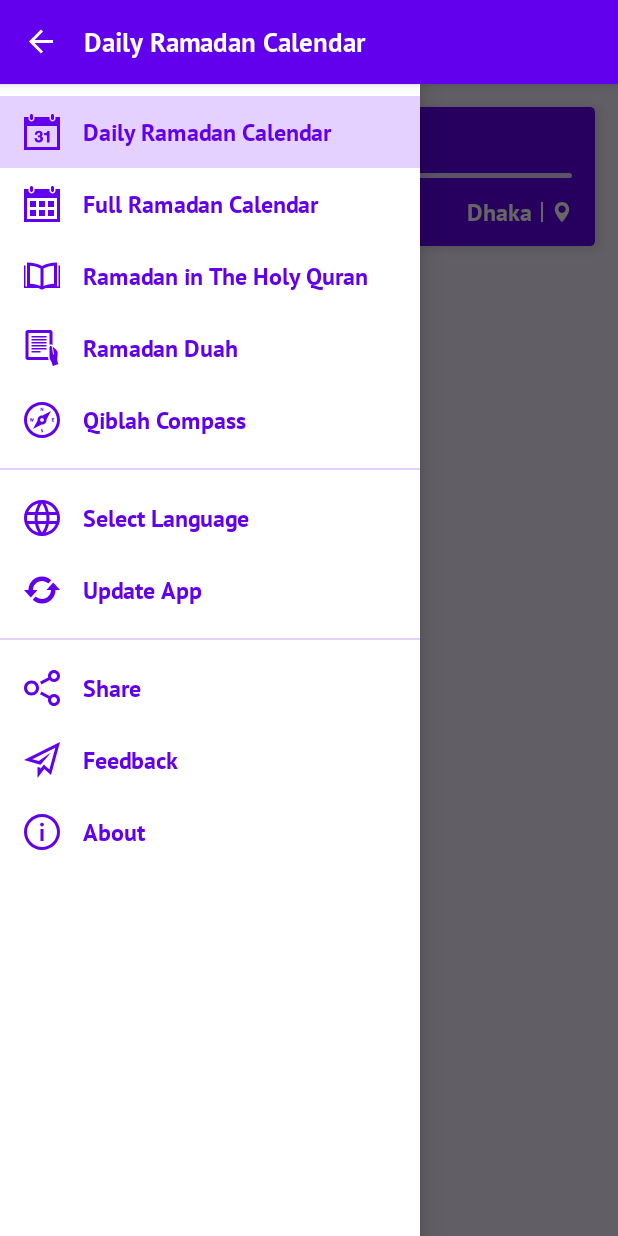
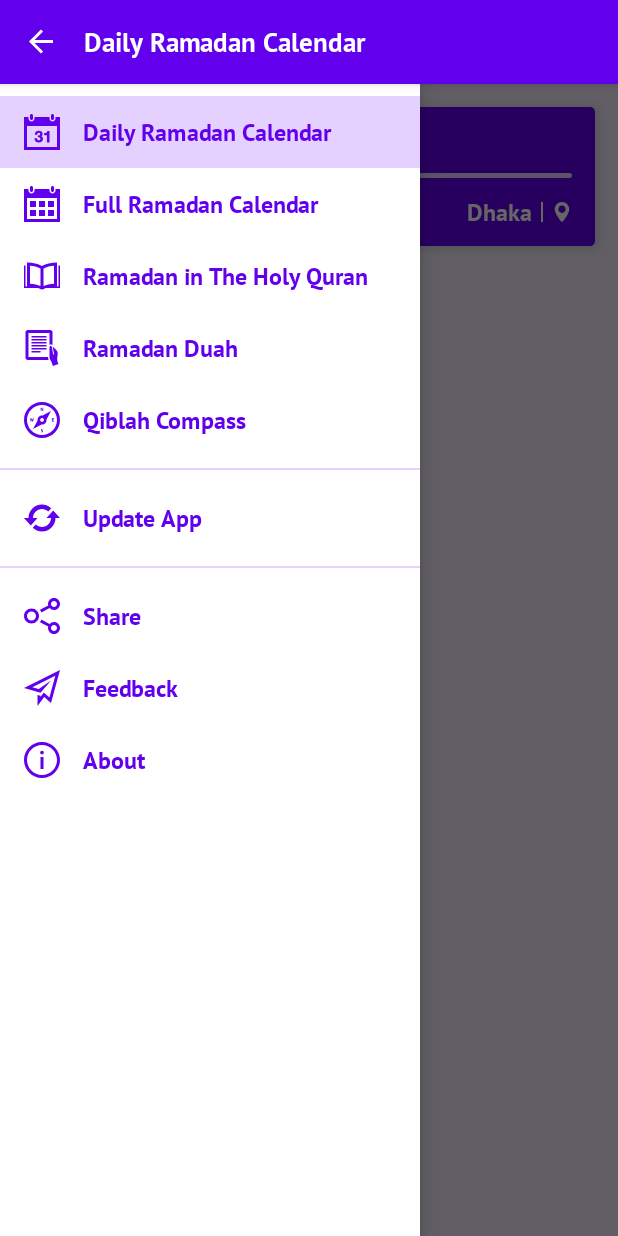
Before and after one commit to KhalidSaifullahFuad/RamadanCalendar, an Android app: the screen it shows after launch (RamadanActivity), with the side drawer open, on a phone screen of 412 x 824 dp. Run offline under Robolectric (Android 15) with nearby library versions, the phone set to English and light mode, and no system bars; libraries missing offline, so code that uses them is left out: ca.rmen.sunrisesunset, com.github.javiersantos.appupdater; 4 statements that could not run were skipped.

Commit message:
✔ Done some minor changes

```diff
--- a/app/src/main/AndroidManifest.xml
+++ b/app/src/main/AndroidManifest.xml
@@ -12,7 +12,8 @@
         android:roundIcon="@mipmap/ic_launcher"
         android:supportsRtl="true"
         android:theme="@style/AppTheme">
-        <receiver android:name=".widgets.RamadanCalendarWidget">
+        <receiver android:name=".widgets.RamadanCalendarWidget"
+            android:exported="true">
             <intent-filter>
                 <action android:name="android.appwidget.action.APPWIDGET_UPDATE" />
             </intent-filter>
@@ -23,7 +24,8 @@
         </receiver>
 
         <activity android:name=".activities.InfinitePageActivity" />
-        <activity android:name=".activities.RamadanActivity">
+        <activity android:name=".activities.RamadanActivity"
+            android:exported="true">
             <intent-filter>
                 <action android:name="android.intent.action.MAIN" />
 
--- a/app/src/main/java/com/fuad/ramadancalendar/fragments/DailyRamadanFragment.java
+++ b/app/src/main/java/com/fuad/ramadancalendar/fragments/DailyRamadanFragment.java
@@ -6,6 +6,7 @@ import android.os.Bundle;
 
 import androidx.annotation.NonNull;
 import androidx.annotation.Nullable;
+import androidx.cardview.widget.CardView;
 import androidx.fragment.app.Fragment;
 
 import android.text.Editable;
@@ -22,6 +23,7 @@ import android.widget.RadioButton;
 import android.widget.RadioGroup;
 import android.widget.ScrollView;
 import android.widget.TextView;
+import android.widget.Toast;
 
 import java.text.ParseException;
 import java.text.SimpleDateFormat;
@@ -38,22 +40,14 @@ import com.fuad.ramadancalendar.R;
 import com.fuad.ramadancalendar.constants.EnumData;
 import com.fuad.ramadancalendar.widgets.RamadanCalendarWidget;
 
-public class DailyRamadanFragment extends Fragment implements View.OnClickListener {
+public class DailyRamadanFragment extends Fragment {
 
-    private TextView tvRamadanNo, tvDate, tvDivision, tvSahr, tvFajr, tvSunrise, tvSunset, tvMagrib, tvItmam, errorMsg;
+    private TextView tvRamadanNo, tvDate, tvDivision, tvSahr, tvFajr, tvSunrise, tvSunset, tvMagrib, tvItmam, btnTxt, errorMsg;
     private View divider;
     private LinearLayout dateLayout, locationLayout;
     private ProgressBar progressBar;
     private ScrollView times;
-
-//    @Override
-//    public void onAttach(@NonNull Context context) {
-//        super.onAttach(context);
-//        String locale = getFromSharedPref("locale", context);
-//        if (locale.isEmpty()) locale = "en";
-//        setLocale(context, locale);
-//
-//    }
+    private CardView fullCalendar;
 
     @Override
     public View onCreateView(LayoutInflater inflater, ViewGroup container, Bundle savedInstanceState) {
@@ -63,6 +57,8 @@ public class DailyRamadanFragment extends Fragment implements View.OnClickListen
     @Override
     public void onViewCreated(@NonNull View view, @Nullable Bundle savedInstanceState) {
         super.onViewCreated(view, savedInstanceState);
+
+        Log.d("LOCALE", "onViewCreated: "+Locale.getDefault().toString());
 
         tvRamadanNo = view.findViewById(R.id.ramadan_no);
         divider = view.findViewById(R.id.divider);
@@ -79,19 +75,18 @@ public class DailyRamadanFragment extends Fragment implements View.OnClickListen
         locationLayout = view.findViewById(R.id.location_layout);
         progressBar = view.findViewById(R.id.progress_bar);
         errorMsg = view.findViewById(R.id.error_msg);
-//        btnTxt = view.findViewById(R.id.btn_text);
+        fullCalendar = view.findViewById(R.id.full_calendar);
+        btnTxt = view.findViewById(R.id.btn_text);
 
         progressBar.setVisibility(View.VISIBLE);
         times.setVisibility(View.GONE);
 
         tvDate.addTextChangedListener(new TextWatcher() {
             @Override
-            public void beforeTextChanged(CharSequence s, int start, int count, int after) {
-            }
+            public void beforeTextChanged(CharSequence s, int start, int count, int after) { }
 
             @Override
-            public void onTextChanged(CharSequence s, int start, int before, int count) {
-            }
+            public void onTextChanged(CharSequence s, int start, int before, int count) { }
 
             @Override
             public void afterTextChanged(Editable s) {
@@ -109,8 +104,9 @@ public class DailyRamadanFragment extends Fragment implements View.OnClickListen
 
         tvDate.setText(dateFormat.format(new Date()));
 
-        dateLayout.setOnClickListener(this);
-        locationLayout.setOnClickListener(this);
+        dateLayout.setOnClickListener(v -> changeDate());
+        locationLayout.setOnClickListener(v -> divisionDialog());
+        fullCalendar.setOnClickListener(v -> switchFragment(new RamadanCalendarFragment()));
 
 
         getTimes();
@@ -125,12 +121,9 @@ public class DailyRamadanFragment extends Fragment implements View.OnClickListen
             e.printStackTrace();
         }
         DatePickerDialog datePickerDialog = new DatePickerDialog(
-                getContext(), new DatePickerDialog.OnDateSetListener() {
-            @Override
-            public void onDateSet(DatePicker view, int year, int month, int day) {
+                getContext(), (view, year, month, day) -> {
                     Date d = new Date(year - 1900, month, day);
                     tvDate.setText(dateFormat.format(d));
-            }
                 }, date.getYear() + 1900, date.getMonth(), date.getDate());
         datePickerDialog.show();
     }
@@ -200,17 +193,9 @@ public class DailyRamadanFragment extends Fragment implements View.OnClickListen
 
     public String getOrdinalNumber(int n) {
         String locale = Locale.getDefault().toString();
-        if (locale.equals("en")) {
+        if (locale.equals("bn"))
+            return (n < 7) ? new String[]{"ম", "য়", "য়", "র্থ", "ম", "ষ্ঠ"}[n] : (n <= 10) ? "ম" : "শ";
         return ((n % 10) < 4) ? new String[]{"th", "st", "nd", "rd"}[n % 10] : "th";
-        } else if (n == 1 || n == 5 || (n >= 7 && n <= 10)) {
-            return "ম";
-        } else if (n == 2 || n == 3) {
-            return "য়";
-        } else if (n == 4) {
-            return "র্থ";
-        } else {
-            return "তম";
-        }
     }
 
     public void divisionDialog() {
@@ -231,9 +216,7 @@ public class DailyRamadanFragment extends Fragment implements View.OnClickListen
 
         final RadioGroup radioGroup = dialog.findViewById(R.id.radio_group);
 
-        radioGroup.setOnCheckedChangeListener(new RadioGroup.OnCheckedChangeListener() {
-            @Override
-            public void onCheckedChanged(RadioGroup group, int checkedId) {
+        radioGroup.setOnCheckedChangeListener((group, checkedId) -> {
             RadioButton button = dialog.findViewById(checkedId);
             tvDivision.setText(button.getText().toString());
 
@@ -243,19 +226,21 @@ public class DailyRamadanFragment extends Fragment implements View.OnClickListen
             setInSharedPref("division_index", index + "", getContext());
             getTimes();
             dialog.dismiss();
-            }
         });
     }
 
-    @Override
-    public void onClick(View v) {
-        switch (v.getId()) {
-            case R.id.date_layout:
-                changeDate();
-                break;
-            case R.id.location_layout:
-                divisionDialog();
-                break;
+    public void switchFragment(Fragment fragment){
+        if (fragment != null) {
+            getFragmentManager().beginTransaction()
+                    .setCustomAnimations(
+                            R.anim.slide_up,  // enter
+                            R.anim.fade_out,  // exit
+                            R.anim.fade_in,   // popEnter
+                            R.anim.slide_down  // popExit
+                    )
+                    .replace(R.id.fragment_container, fragment)
+                    .addToBackStack(null)
+                    .commit();
         }
     }
 }
--- a/app/src/main/res/layout/fragment_daily_ramadan.xml
+++ b/app/src/main/res/layout/fragment_daily_ramadan.xml
@@ -48,20 +48,17 @@
                     android:layout_marginLeft="@dimen/margin"
                     android:layout_marginRight="@dimen/margin"
                     android:background="@drawable/divider_card_view"
-                    android:visibility="gone"/>
+                    android:visibility="gone" />
 
                 <RelativeLayout
                     android:layout_width="match_parent"
                     android:layout_height="wrap_content">
-                    <!--                android:paddingLeft="15dp"-->
-                    <!--                android:paddingTop="12dp"-->
-                    <!--                android:paddingRight="15dp"-->
-                    <!--                android:paddingBottom="12dp"-->
 
                     <LinearLayout
                         android:id="@+id/date_layout"
                         android:layout_width="wrap_content"
                         android:layout_height="wrap_content"
+                        android:layout_alignParentStart="true"
                         android:layout_alignParentLeft="true"
                         android:gravity="center_vertical"
                         android:orientation="horizontal"
@@ -246,8 +243,7 @@
                         </RelativeLayout>
                     </androidx.cardview.widget.CardView>
 
-                    <androidx.cardview.widget.CardView
-                        style="@style/TimeCardView">
+                    <androidx.cardview.widget.CardView style="@style/TimeCardView">
 
                         <RelativeLayout
                             android:layout_width="match_parent"
@@ -330,5 +326,30 @@
                 android:textSize="25sp"
                 android:visibility="gone" />
         </RelativeLayout>
+
+        <androidx.cardview.widget.CardView
+            android:id="@+id/full_calendar"
+            style="@style/TimeCardView"
+            android:layout_alignParentBottom="true"
+            android:foreground="?attr/selectableItemBackground"
+            android:layout_marginLeft="@dimen/margin"
+            android:layout_marginRight="@dimen/margin"
+            app:cardElevation="1.5dp"
+            app:cardBackgroundColor="@color/colorPrimary"
+            android:onClick="fullCalendar"
+            android:visibility="gone">
+            <TextView
+                android:id="@+id/btn_text"
+                style="@style/TimeText"
+                android:layout_height="wrap_content"
+                android:layout_width="match_parent"
+                android:layout_alignParentRight="true"
+                android:text="Full Calendar"
+                android:textSize="17sp"
+                android:padding="@dimen/padding"
+                android:gravity="center"
+                android:fontFamily="@font/pt_sans_bold"
+                android:textColor="@android:color/white"/>
+        </androidx.cardview.widget.CardView>
     </RelativeLayout>
 </FrameLayout>
--- a/app/src/main/res/layout/language_dialog.xml
+++ b/app/src/main/res/layout/language_dialog.xml
@@ -35,7 +35,7 @@
             android:divider="@color/colorAccent">
 
             <RadioButton
-                android:id="@+id/language_english"
+                android:id="@+id/language_en"
                 android:layout_width="match_parent"
                 android:layout_height="wrap_content"
                 android:layout_marginLeft="10dp"
@@ -53,7 +53,7 @@
                 android:background="@color/colorAccent" />
 
             <RadioButton
-                android:id="@+id/language_bangla"
+                android:id="@+id/language_bn"
                 android:layout_width="match_parent"
                 android:layout_height="wrap_content"
                 android:layout_marginLeft="10dp"
--- a/app/src/main/res/menu/activity_main_drawer.xml
+++ b/app/src/main/res/menu/activity_main_drawer.xml
@@ -39,11 +39,11 @@
 
     <group
         android:checkableBehavior="none">
-        <item
-            android:id="@+id/nav_language"
-            android:icon="@drawable/ic_language"
-            android:title="@string/select_language"
-            app:itemIconTint="@color/colorPrimary" />
+<!--        <item-->
+<!--            android:id="@+id/nav_language"-->
+<!--            android:icon="@drawable/ic_language"-->
+<!--            android:title="@string/select_language"-->
+<!--            app:itemIconTint="@color/colorPrimary" />-->
         <item
             android:id="@+id/nav_update"
             android:icon="@drawable/ic_update"
```
Also changed, not shown: app/build.gradle (+6 -2 lines), app/src/main/java/com/fuad/ramadancalendar/activities/RamadanActivity.java (+29 -32 lines), 1 other file. Lines whose indentation alone changed are shown as unchanged.
